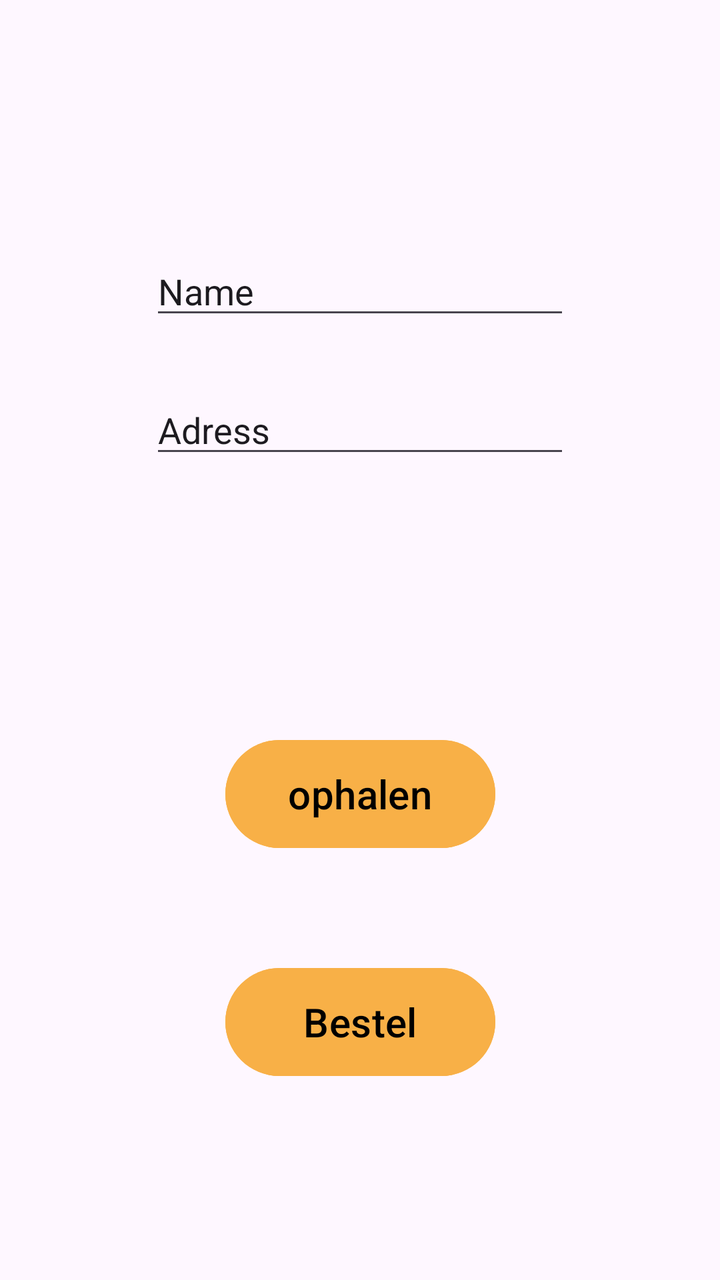
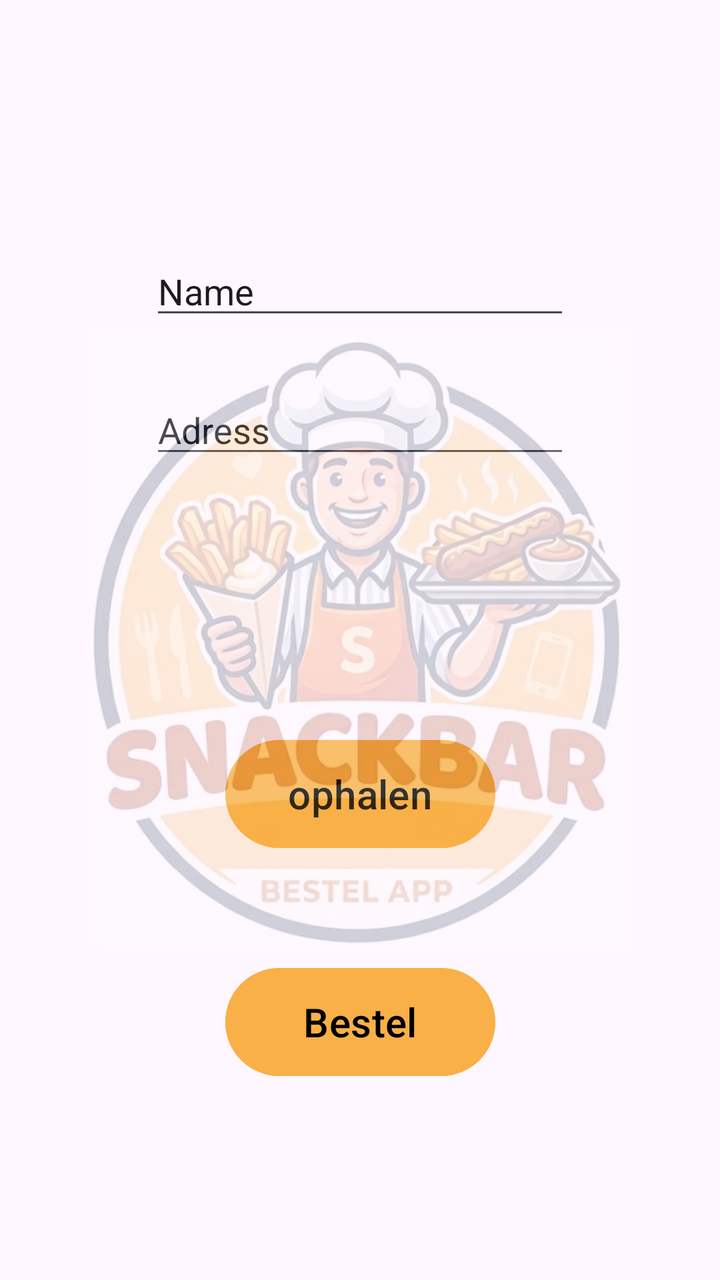

An Android layout rendered at two revisions. The XML below is the earlier revision; the diff shows what the commit changed to produce the second picture.
<!-- AndroidManifest.xml: application theme Theme.Snackbarapp -->
<!-- res/layout/activity_main2.xml -->
<?xml version="1.0" encoding="utf-8"?>
<androidx.constraintlayout.widget.ConstraintLayout xmlns:android="http://schemas.android.com/apk/res/android"
    xmlns:app="http://schemas.android.com/apk/res-auto"
    xmlns:tools="http://schemas.android.com/tools"
    android:id="@+id/main"
    android:layout_width="match_parent"
    android:layout_height="match_parent"
    tools:context=".MainActivity2">

    <Button
        android:id="@+id/button1"
        android:layout_width="135dp"
        android:layout_height="62dp"
        android:layout_marginTop="132dp"
        android:backgroundTint="#F8B047"
        android:backgroundTintMode="add"
        android:text="ophalen"
        android:textColor="@color/black"
        android:textSize="20sp"
        app:layout_constraintEnd_toEndOf="parent"
        app:layout_constraintStart_toStartOf="parent"
        app:layout_constraintTop_toBottomOf="@+id/editTextText2" />

    <Button
        android:id="@+id/button2"
        android:layout_width="135dp"
        android:layout_height="62dp"
        android:layout_marginTop="52dp"
        android:backgroundTint="#F8B047"
        android:backgroundTintMode="add"
        android:text="Bestel"
        android:textColor="@color/black"
        android:textSize="20sp"
        app:layout_constraintEnd_toEndOf="parent"
        app:layout_constraintStart_toStartOf="parent"
        app:layout_constraintTop_toBottomOf="@+id/button1" />

    <EditText
        android:id="@+id/editTextText"
        android:layout_width="wrap_content"
        android:layout_height="wrap_content"
        android:ems="10"
        android:inputType="text"
        android:text="Name"
        app:layout_constraintBottom_toBottomOf="parent"
        app:layout_constraintEnd_toEndOf="parent"
        app:layout_constraintStart_toStartOf="parent"
        app:layout_constraintTop_toTopOf="parent"
        app:layout_constraintVertical_bias="0.206" />

    <EditText
        android:id="@+id/editTextText2"
        android:layout_width="wrap_content"
        android:layout_height="wrap_content"
        android:layout_marginTop="28dp"
        android:ems="10"
        android:inputType="text"
        android:text="Adress"
        app:layout_constraintEnd_toEndOf="parent"
        app:layout_constraintStart_toStartOf="parent"
        app:layout_constraintTop_toBottomOf="@+id/editTextText" />

</androidx.constraintlayout.widget.ConstraintLayout>
<!-- resources referenced by this layout -->
<resources>
  <color name="black">#FF000000</color>
  <style name="Theme.Snackbarapp" parent="Base.Theme.Snackbarapp" />
  <style name="Base.Theme.Snackbarapp" parent="Theme.Material3.DayNight.NoActionBar">
          
          
      </style>
</resources>

<!-- the commit's change to res/layout/activity_main2.xml (unified diff, before → after) -->
@@ -60,4 +60,15 @@
         app:layout_constraintStart_toStartOf="parent"
         app:layout_constraintTop_toBottomOf="@+id/editTextText" />
 
+    <ImageView
+        android:id="@+id/imageView"
+        android:layout_width="270dp"
+        android:layout_height="350dp"
+        android:alpha="0.2"
+        app:layout_constraintBottom_toBottomOf="parent"
+        app:layout_constraintEnd_toEndOf="parent"
+        app:layout_constraintStart_toStartOf="parent"
+        app:layout_constraintTop_toTopOf="parent"
+        app:srcCompat="@drawable/gemini_generated_image_ejfwjuejfwjuejfw" />
+
 </androidx.constraintlayout.widget.ConstraintLayout>
<!-- resource entries referenced after the edit -->
@@ -1,6 +1,7 @@
 <!-- resources referenced by this layout -->
 <resources>
   <color name="black">#FF000000</color>
+  <!-- drawable gemini_generated_image_ejfwjuejfwjuejfw: jpg bitmap (drawable, 88419 bytes) -->
   <style name="Theme.Snackbarapp" parent="Base.Theme.Snackbarapp" />
   <style name="Base.Theme.Snackbarapp" parent="Theme.Material3.DayNight.NoActionBar">
           
